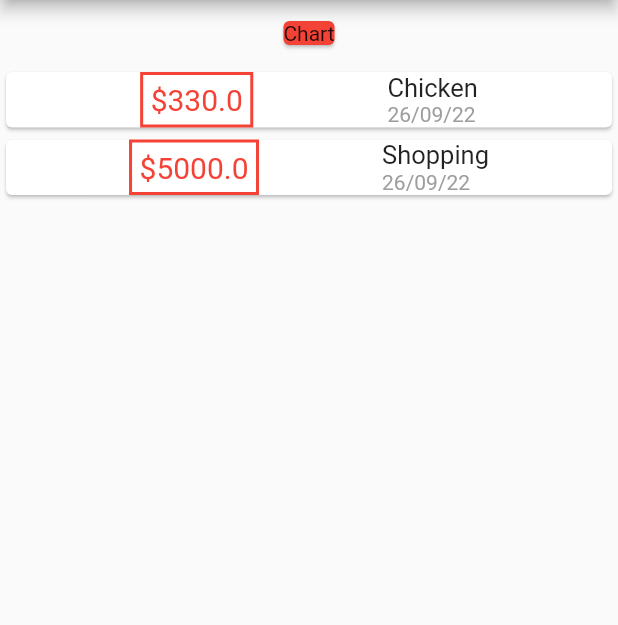
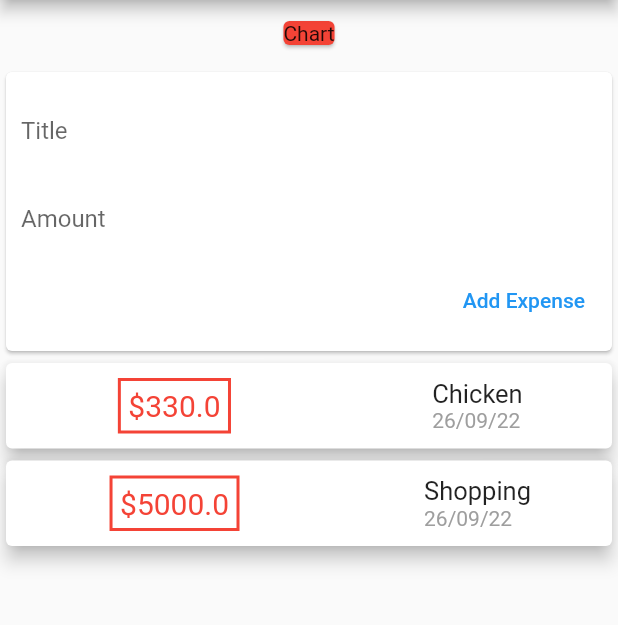
Before and after one commit to imsachinshah/track_expense, a Flutter app: the screen it shows after launch, on a phone screen of 412 x 824 dp, the part 84-709 px from its top. Run offline on Flutter 3.47's test engine with Material 2 defaults, Android fonts, the phone set to English and light mode, and no system bars.

Commit message:
Day 2 completed

```diff
--- a/lib/main.dart
+++ b/lib/main.dart
@@ -25,6 +25,9 @@ class MyApp extends StatelessWidget {
 class HomePage extends StatelessWidget {
   HomePage({Key? key}) : super(key: key);
 
+  TextEditingController titleController = TextEditingController();
+  TextEditingController amountController = TextEditingController();
+
   List<Transaction> transactions = [
     Transaction(id: '1st', name: 'Chicken', date: DateTime.now(), price: 330),
     Transaction(id: '1st', name: 'Shopping', date: DateTime.now(), price: 5000)
@@ -42,22 +45,58 @@ class HomePage extends StatelessWidget {
             // decoration: BoxDecoration(
             //   color: Colors.red,
             // ),
+
             padding: const EdgeInsets.all(10),
             child: const Card(
               color: Colors.red,
               child: Text("Chart"),
             ),
           ),
+          Card(
+            child: Container(
+              padding: const EdgeInsets.all(10),
+              child: Column(
+                crossAxisAlignment: CrossAxisAlignment.end,
+                children: [
+                  TextField(
+                    controller: titleController,
+                    decoration: const InputDecoration(
+                      labelText: 'Title',
+                      border: InputBorder.none,
+                      hintText: 'Kaha Udaya Paisa',
+                    ),
+                  ),
+                  TextField(
+                    controller: amountController,
+                    decoration: const InputDecoration(
+                      labelText: 'Amount',
+                      border: InputBorder.none,
+                      hintText: 'Kitna Udaya Paisa',
+                    ),
+                  ),
+                  TextButton(
+                    onPressed: () {
+                      print(amountController.value);
+                    },
+                    child: const Text('Add Expense'),
+                  ),
+                ],
+              ),
+            ),
+          ),
           Column(
             crossAxisAlignment: CrossAxisAlignment.start,
             children: transactions.map((tx) {
               return Card(
+                elevation: 5,
                 child: Row(
                   crossAxisAlignment: CrossAxisAlignment.center,
-                  mainAxisAlignment: MainAxisAlignment.spaceEvenly,
+                  mainAxisAlignment: MainAxisAlignment.spaceAround,
                   children: [
                     Container(
-                      padding: EdgeInsets.all(5),
+                      margin: const EdgeInsets.symmetric(
+                          vertical: 10, horizontal: 15),
+                      padding: const EdgeInsets.all(5),
                       decoration: BoxDecoration(
                         borderRadius: BorderRadius.circular(0),
                         border: Border.all(
```
Also changed, not shown: 2 other files.
